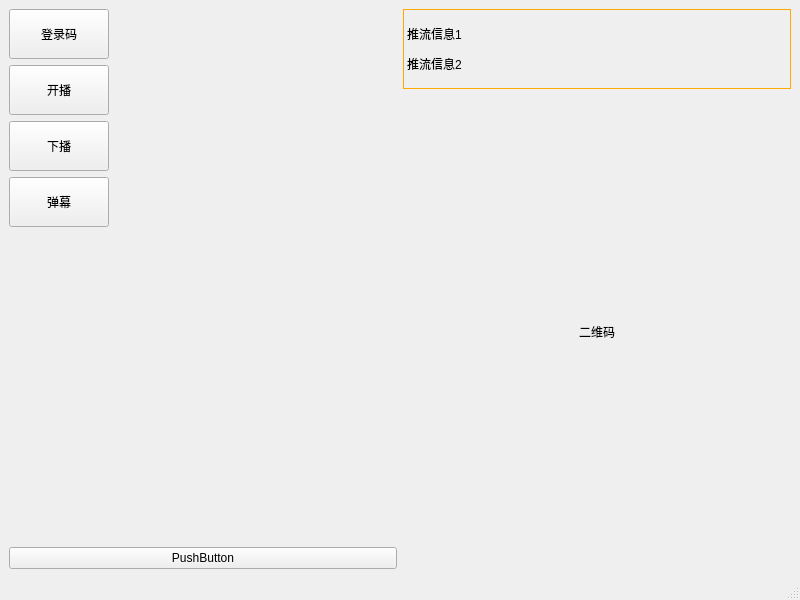
The window that client/mainwindow.ui (yielde/bilibili-mac) describes before a commit, drawn with Qt 5.
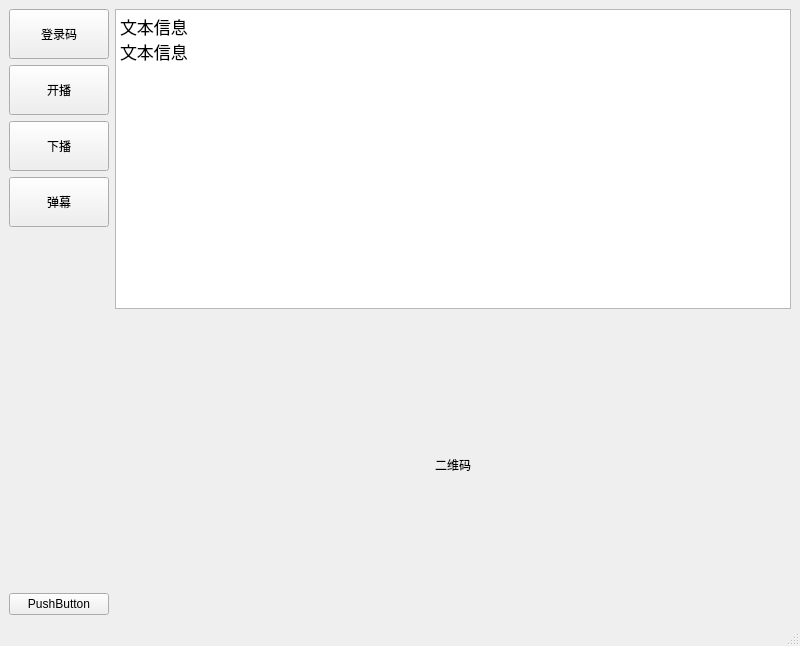
The same window after the commit.

Diff of the .ui file:
```diff
--- a/client/mainwindow.ui
+++ b/client/mainwindow.ui
@@ -118,32 +118,30 @@
     <item>
      <layout class="QVBoxLayout" name="verticalLayout_3">
       <item>
-       <widget class="QLabel" name="label">
+       <widget class="QTextBrowser" name="textBrowser">
         <property name="minimumSize">
          <size>
           <width>0</width>
-          <height>80</height>
+          <height>300</height>
          </size>
         </property>
         <property name="maximumSize">
          <size>
           <width>16777215</width>
-          <height>80</height>
+          <height>300</height>
          </size>
         </property>
-        <property name="sizeIncrement">
-         <size>
-          <width>0</width>
-          <height>0</height>
-         </size>
-        </property>
-        <property name="styleSheet">
-         <string notr="true">border-width: 1px;
-border-style: solid;
-border-color: rgb(255, 170, 0);</string>
-        </property>
-        <property name="text">
-         <string>&lt;html&gt;&lt;head/&gt;&lt;body&gt;&lt;p&gt;推流信息1&lt;/p&gt;&lt;p&gt;推流信息2&lt;/p&gt;&lt;/body&gt;&lt;/html&gt;</string>
+        <property name="html">
+         <string>&lt;!DOCTYPE HTML PUBLIC &quot;-//W3C//DTD HTML 4.0//EN&quot; &quot;http://www.w3.org/TR/REC-html40/strict.dtd&quot;&gt;
+&lt;html&gt;&lt;head&gt;&lt;meta name=&quot;qrichtext&quot; content=&quot;1&quot; /&gt;&lt;meta charset=&quot;utf-8&quot; /&gt;&lt;style type=&quot;text/css&quot;&gt;
+p, li { white-space: pre-wrap; }
+hr { height: 1px; border-width: 0; }
+li.unchecked::marker { content: &quot;\2610&quot;; }
+li.checked::marker { content: &quot;\2612&quot;; }
+&lt;/style&gt;&lt;/head&gt;&lt;body style=&quot; font-family:'.AppleSystemUIFont'; font-size:13pt; font-weight:400; font-style:normal;&quot;&gt;
+&lt;p style=&quot; margin-top:0px; margin-bottom:0px; margin-left:0px; margin-right:0px; -qt-block-indent:0; text-indent:0px;&quot;&gt;文本信息&lt;/p&gt;
+&lt;p style=&quot; margin-top:0px; margin-bottom:0px; margin-left:0px; margin-right:0px; -qt-block-indent:0; text-indent:0px;&quot;&gt;文本信息&lt;/p&gt;
+&lt;p style=&quot;-qt-paragraph-type:empty; margin-top:0px; margin-bottom:0px; margin-left:0px; margin-right:0px; -qt-block-indent:0; text-indent:0px;&quot;&gt;&lt;br /&gt;&lt;/p&gt;&lt;/body&gt;&lt;/html&gt;</string>
         </property>
        </widget>
       </item>
```
